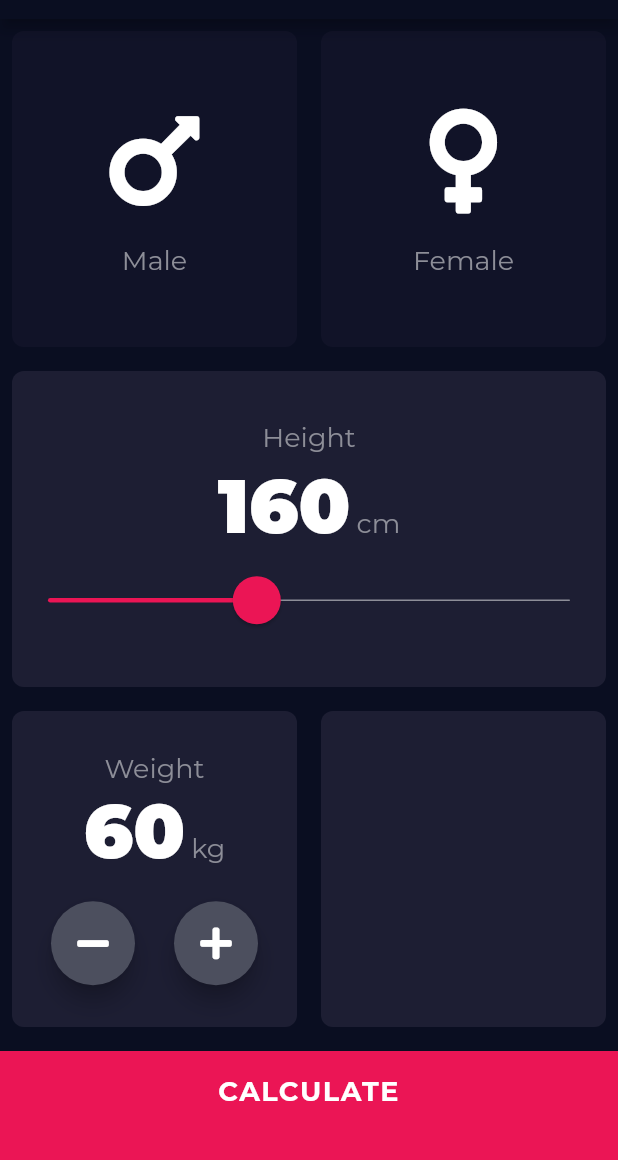
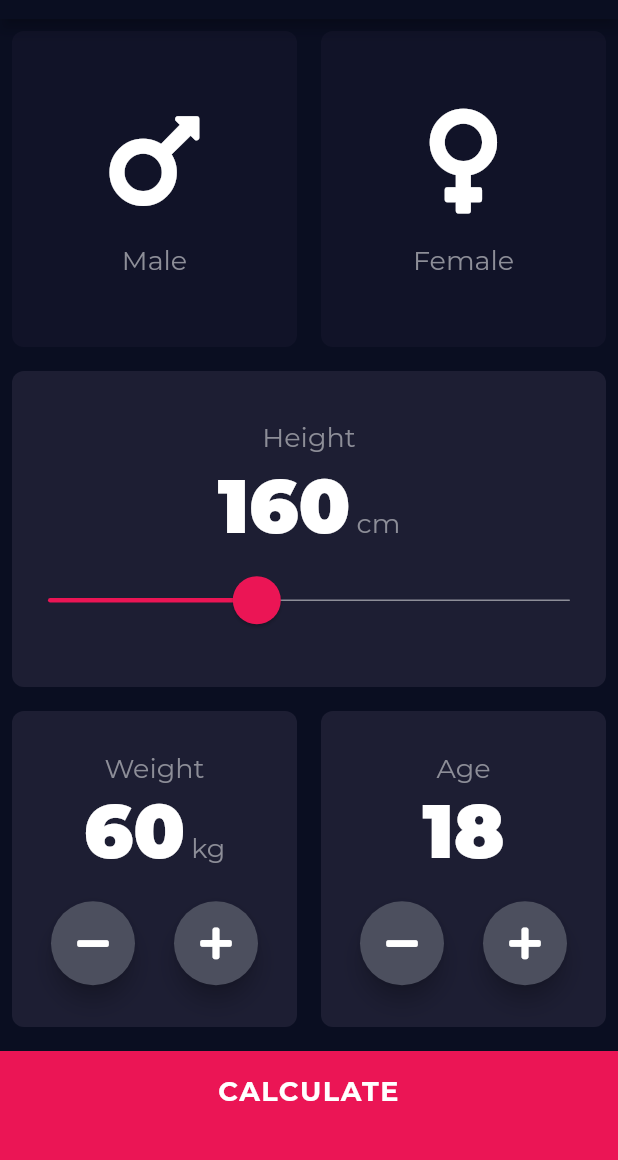
Before and after one commit to max-jellycat/bmi_calculator, a Flutter app: the screen it shows after launch, on a phone screen of 412 x 824 dp, the part 65-1225 px from its top. Run offline on Flutter 3.47's test engine with Material 2 defaults, Android fonts, the light colour scheme and no system bars; our stand-ins replace font_awesome_flutter.

Commit message:
incremental widget + age handling

```diff
--- a/lib/pages/input_page.dart
+++ b/lib/pages/input_page.dart
@@ -5,7 +5,7 @@ import '../constants.dart';
 import '../widgets/box.dart';
 import '../widgets/icon_content.dart';
 import '../widgets/slider_content.dart';
-import '../widgets/round_icon_button.dart';
+import '../widgets/incremental_content.dart';
 
 enum Gender { male, female }
 
@@ -18,6 +18,7 @@ class _InputPageState extends State<InputPage> {
   Gender selectedGender;
   int selectedHeight = 160;
   int selectedWeight = 60;
+  int selectedAge = 18;
 
   @override
   Widget build(BuildContext context) {
@@ -85,58 +86,36 @@ class _InputPageState extends State<InputPage> {
             child: Row(
               children: [
                 Expanded(
-                  child: Box(
-                    color: kActiveCardColor,
-                    child: Column(
-                      mainAxisAlignment: MainAxisAlignment.center,
-                      children: [
-                        Text('Weight', style: kLabelTextStyle),
-                        Row(
-                          mainAxisAlignment: MainAxisAlignment.center,
-                          crossAxisAlignment: CrossAxisAlignment.baseline,
-                          textBaseline: TextBaseline.alphabetic,
-                          children: [
-                            Text(selectedWeight.toString(),
-                                style: kValueTextStyle),
-                            SizedBox(width: 4.0),
-                            Text('kg', style: kLabelTextStyle),
-                          ],
-                        ),
-                        SizedBox(height: 16.0),
-                        Row(
-                          mainAxisAlignment: MainAxisAlignment.spaceEvenly,
-                          children: [
-                            RoundIconButton(
-                              onPressed: () {
+                  child: IncrementalContent(
+                    label: "Weight",
+                    value: selectedWeight,
+                    unit: "kg",
+                    onDecrement: () {
                       setState(() {
                         selectedWeight--;
                       });
                     },
-                              backgroundColor: kGreyColor,
-                              icon: FontAwesomeIcons.minus,
-                              color: Colors.white,
-                              radius: 16.0,
-                            ),
-                            RoundIconButton(
-                              onPressed: () {
+                    onIncrement: () {
                       setState(() {
                         selectedWeight++;
                       });
                     },
-                              backgroundColor: kGreyColor,
-                              icon: FontAwesomeIcons.plus,
-                              color: Colors.white,
-                              radius: 16.0,
-                            ),
-                          ],
-                        )
-                      ],
-                    ),
                   ),
                 ),
                 Expanded(
-                  child: Box(
-                    color: kActiveCardColor,
+                  child: IncrementalContent(
+                    label: "Age",
+                    value: selectedAge,
+                    onDecrement: () {
+                      setState(() {
+                        selectedAge--;
+                      });
+                    },
+                    onIncrement: () {
+                      setState(() {
+                        selectedAge++;
+                      });
+                    },
                   ),
                 ),
               ],
--- /dev/null
+++ b/lib/widgets/incremental_content.dart
@@ -0,0 +1,73 @@
+import 'package:flutter/material.dart';
+import 'package:font_awesome_flutter/font_awesome_flutter.dart';
+import '../constants.dart';
+import '../widgets/box.dart';
+import '../widgets/round_icon_button.dart';
+
+class IncrementalContent extends StatelessWidget {
+  final String label;
+  final int value;
+  final Function onDecrement;
+  final Function onIncrement;
+  final String unit;
+
+  IncrementalContent({
+    this.label,
+    this.value,
+    this.onDecrement,
+    this.onIncrement,
+    this.unit,
+  });
+
+  @override
+  Widget build(BuildContext context) {
+    return Box(
+      color: kActiveCardColor,
+      child: Column(
+        mainAxisAlignment: MainAxisAlignment.center,
+        children: [
+          Text(this.label, style: kLabelTextStyle),
+          renderValue(),
+          SizedBox(height: 16.0),
+          Row(
+            mainAxisAlignment: MainAxisAlignment.spaceEvenly,
+            children: [
+              RoundIconButton(
+                onPressed: this.onDecrement,
+                backgroundColor: kGreyColor,
+                icon: FontAwesomeIcons.minus,
+                color: Colors.white,
+                radius: 16.0,
+              ),
+              RoundIconButton(
+                onPressed: this.onIncrement,
+                backgroundColor: kGreyColor,
+                icon: FontAwesomeIcons.plus,
+                color: Colors.white,
+                radius: 16.0,
+              ),
+            ],
+          )
+        ],
+      ),
+    );
+  }
+
+  Widget renderValue() {
+    return this.unit != null
+        ? (Row(
+            mainAxisAlignment: MainAxisAlignment.center,
+            crossAxisAlignment: CrossAxisAlignment.baseline,
+            textBaseline: TextBaseline.alphabetic,
+            children: [
+              Text(this.value.toString(), style: kValueTextStyle),
+              SizedBox(width: 4.0),
+              Text(this.unit, style: kLabelTextStyle),
+            ],
+          ))
+        : (Text(
+            this.value.toString(),
+            style: kValueTextStyle,
+          ));
+  }
+}
```
Lines whose indentation alone changed are shown as unchanged.
